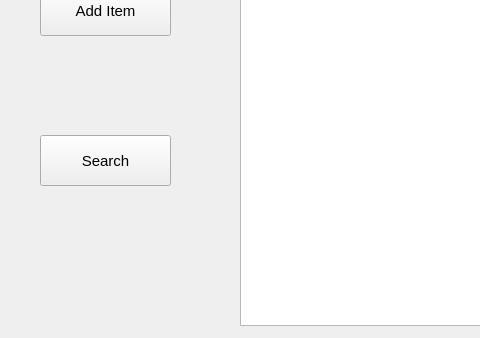
First picture: the form in managerwindow.ui, repository sleemharb/CS2-Lab-Project, before the edit; both pictures show x 0 to 480 and y 185 to 523 of the 857 by 523 pixel window.
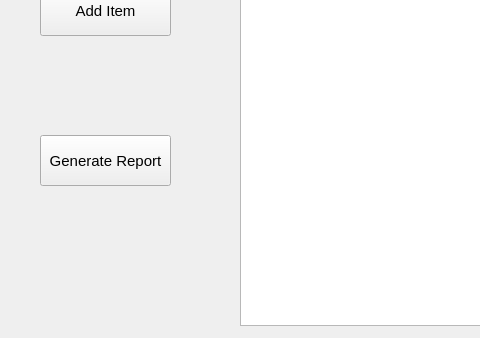
Second picture: the form after the edit.

What changed in the file:
```diff
--- a/managerwindow.ui
+++ b/managerwindow.ui
@@ -72,7 +72,7 @@
     </font>
    </property>
    <property name="text">
-    <string>Search</string>
+    <string>Generate Report</string>
    </property>
   </widget>
   <widget class="QTableWidget" name="tableWidget">
```
Left out of the diff: 2 changed lines with no effect on the pictures.
